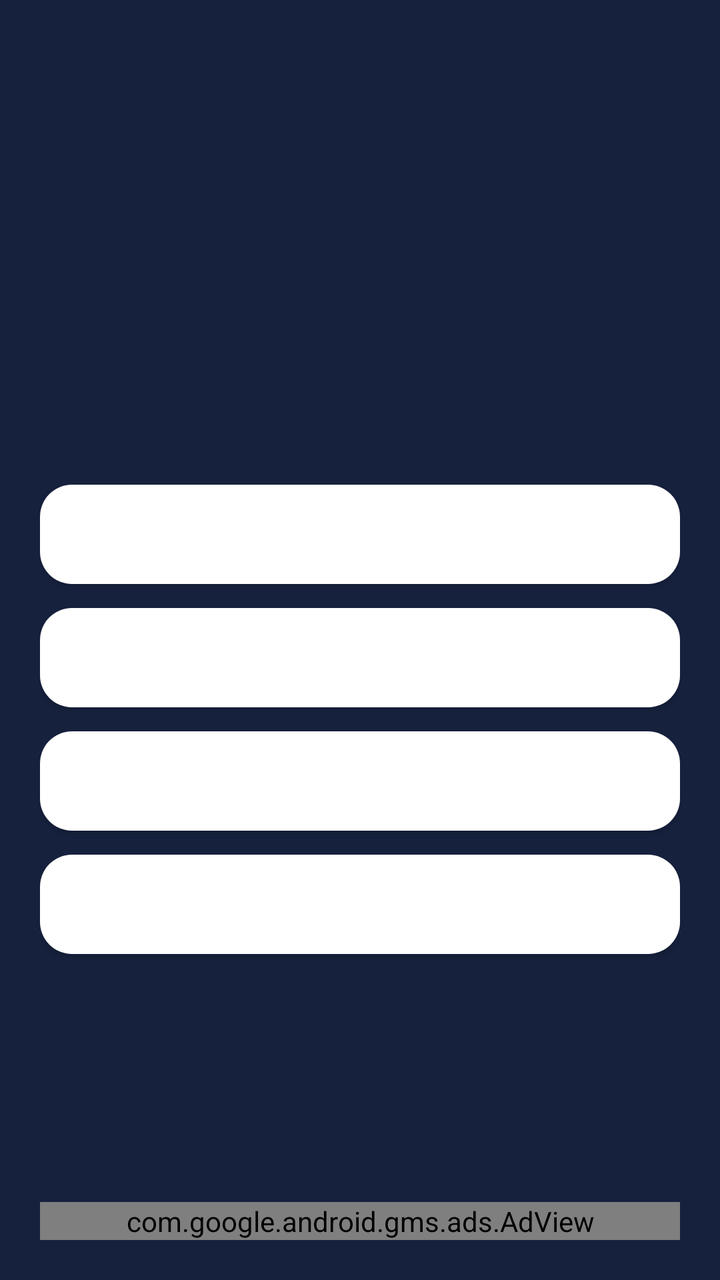
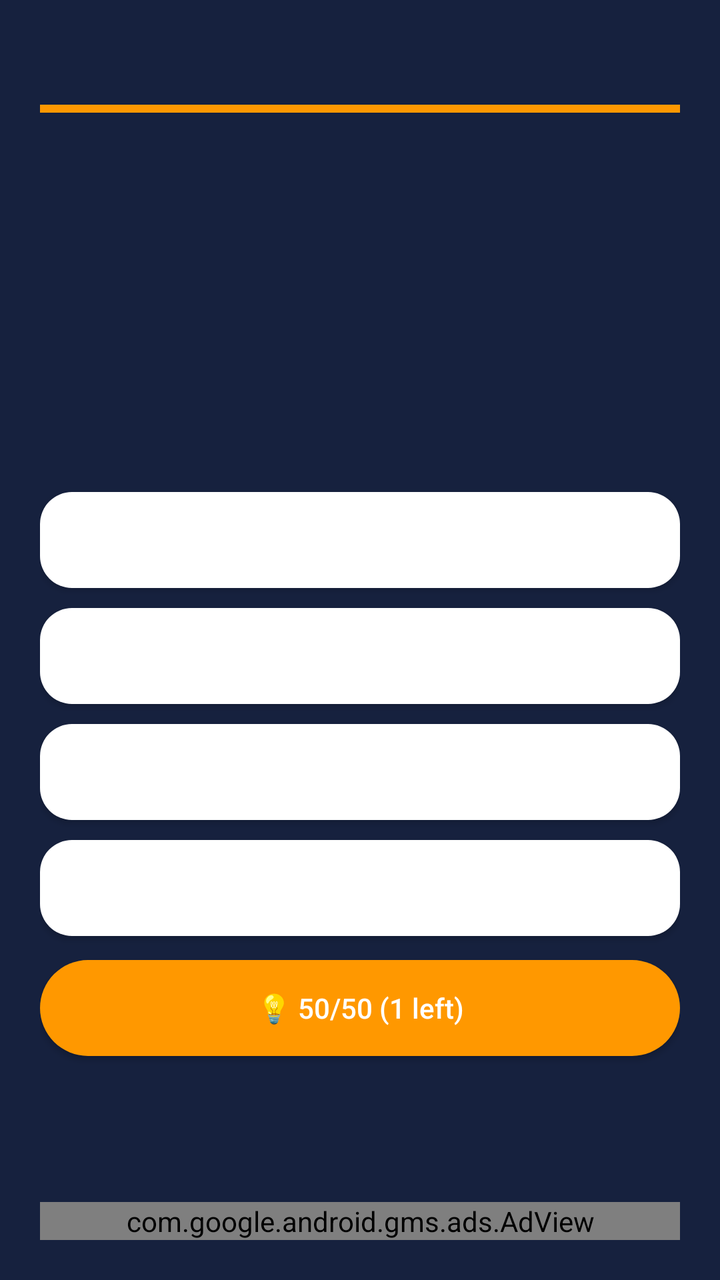

Two renders of the same Android screen: before a commit and after it. Below are the layout's source before the change and the commit's diff.
<!-- AndroidManifest.xml: application theme android:Theme.Material.Light.NoActionBar -->
<!-- res/layout/activity_quiz.xml -->
<?xml version="1.0" encoding="utf-8"?>
<LinearLayout xmlns:android="http://schemas.android.com/apk/res/android"
    xmlns:ads="http://schemas.android.com/apk/res-auto"
    android:layout_width="match_parent"
    android:layout_height="match_parent"
    android:orientation="vertical"
    android:background="@color/bg"
    android:padding="20dp">

    <LinearLayout
        android:layout_width="match_parent"
        android:layout_height="wrap_content"
        android:orientation="horizontal">

        <TextView
            android:id="@+id/tvProgress"
            android:layout_width="0dp"
            android:layout_height="wrap_content"
            android:layout_weight="1"
            android:textSize="15sp"
            android:textColor="@color/text" />

        <TextView
            android:id="@+id/tvScore"
            android:layout_width="wrap_content"
            android:layout_height="wrap_content"
            android:textSize="15sp"
            android:textStyle="bold"
            android:textColor="@color/accent" />
    </LinearLayout>

    <TextView
        android:id="@+id/tvQuestion"
        android:layout_width="match_parent"
        android:layout_height="wrap_content"
        android:minHeight="170dp"
        android:gravity="center"
        android:textSize="23sp"
        android:textStyle="bold"
        android:textColor="@color/white"
        android:layout_marginTop="16dp" />

    <Button
        android:id="@+id/btnOpt1"
        android:layout_width="match_parent"
        android:layout_height="wrap_content"
        android:layout_marginTop="16dp"
        android:padding="14dp"
        android:textSize="16sp"
        android:textAllCaps="false"
        android:textColor="@color/dark"
        android:background="@drawable/bg_option" />

    <Button
        android:id="@+id/btnOpt2"
        android:layout_width="match_parent"
        android:layout_height="wrap_content"
        android:layout_marginTop="12dp"
        android:padding="14dp"
        android:textSize="16sp"
        android:textAllCaps="false"
        android:textColor="@color/dark"
        android:background="@drawable/bg_option" />

    <Button
        android:id="@+id/btnOpt3"
        android:layout_width="match_parent"
        android:layout_height="wrap_content"
        android:layout_marginTop="12dp"
        android:padding="14dp"
        android:textSize="16sp"
        android:textAllCaps="false"
        android:textColor="@color/dark"
        android:background="@drawable/bg_option" />

    <Button
        android:id="@+id/btnOpt4"
        android:layout_width="match_parent"
        android:layout_height="wrap_content"
        android:layout_marginTop="12dp"
        android:padding="14dp"
        android:textSize="16sp"
        android:textAllCaps="false"
        android:textColor="@color/dark"
        android:background="@drawable/bg_option" />

    <Space android:layout_width="match_parent" android:layout_height="0dp" android:layout_weight="1"/>

    <com.google.android.gms.ads.AdView
        android:id="@+id/adView"
        android:layout_width="match_parent"
        android:layout_height="wrap_content"
        ads:adSize="BANNER"
        ads:adUnitId="ca-app-pub-3940256099942544/6300978111" />
</LinearLayout>
<!-- resources referenced by this layout -->
<resources>
  <color name="accent">#FF9800</color>
  <color name="bg">#16213E</color>
  <color name="dark">#1B2A4A</color>
  <color name="text">#B0BEC5</color>
  <color name="white">#FFFFFF</color>
  <!-- drawable bg_option (drawable) -->
  <?xml version="1.0" encoding="utf-8"?>
  <shape xmlns:android="http://schemas.android.com/apk/res/android">
      <solid android:color="#FFFFFF" />
      <corners android:radius="16dp" />
  </shape>
</resources>

<!-- the commit's change to res/layout/activity_quiz.xml (unified diff, before → after) -->
@@ -1,6 +1,7 @@
 <?xml version="1.0" encoding="utf-8"?>
 <LinearLayout xmlns:android="http://schemas.android.com/apk/res/android"
     xmlns:ads="http://schemas.android.com/apk/res-auto"
+    android:id="@+id/root"
     android:layout_width="match_parent"
     android:layout_height="match_parent"
     android:orientation="vertical"
@@ -29,24 +30,43 @@
             android:textColor="@color/accent" />
     </LinearLayout>
 
+    <ProgressBar
+        android:id="@+id/progressBar"
+        style="?android:attr/progressBarStyleHorizontal"
+        android:layout_width="match_parent"
+        android:layout_height="wrap_content"
+        android:layout_marginTop="6dp"
+        android:max="100"
+        android:progress="100"
+        android:progressTint="@color/accent" />
+
+    <TextView
+        android:id="@+id/tvTimer"
+        android:layout_width="wrap_content"
+        android:layout_height="wrap_content"
+        android:layout_gravity="center"
+        android:layout_marginTop="4dp"
+        android:textSize="13sp"
+        android:textStyle="bold" />
+
     <TextView
         android:id="@+id/tvQuestion"
         android:layout_width="match_parent"
         android:layout_height="wrap_content"
-        android:minHeight="170dp"
+        android:minHeight="140dp"
         android:gravity="center"
-        android:textSize="23sp"
+        android:textSize="22sp"
         android:textStyle="bold"
         android:textColor="@color/white"
-        android:layout_marginTop="16dp" />
+        android:layout_marginTop="10dp" />
 
     <Button
         android:id="@+id/btnOpt1"
         android:layout_width="match_parent"
         android:layout_height="wrap_content"
-        android:layout_marginTop="16dp"
-        android:padding="14dp"
-        android:textSize="16sp"
+        android:layout_marginTop="12dp"
+        android:padding="13dp"
+        android:textSize="15sp"
         android:textAllCaps="false"
         android:textColor="@color/dark"
         android:background="@drawable/bg_option" />
@@ -55,9 +75,9 @@
         android:id="@+id/btnOpt2"
         android:layout_width="match_parent"
         android:layout_height="wrap_content"
-        android:layout_marginTop="12dp"
-        android:padding="14dp"
-        android:textSize="16sp"
+        android:layout_marginTop="10dp"
+        android:padding="13dp"
+        android:textSize="15sp"
         android:textAllCaps="false"
         android:textColor="@color/dark"
         android:background="@drawable/bg_option" />
@@ -66,9 +86,9 @@
         android:id="@+id/btnOpt3"
         android:layout_width="match_parent"
         android:layout_height="wrap_content"
-        android:layout_marginTop="12dp"
-        android:padding="14dp"
-        android:textSize="16sp"
+        android:layout_marginTop="10dp"
+        android:padding="13dp"
+        android:textSize="15sp"
         android:textAllCaps="false"
         android:textColor="@color/dark"
         android:background="@drawable/bg_option" />
@@ -77,14 +97,30 @@
         android:id="@+id/btnOpt4"
         android:layout_width="match_parent"
         android:layout_height="wrap_content"
-        android:layout_marginTop="12dp"
-        android:padding="14dp"
-        android:textSize="16sp"
+        android:layout_marginTop="10dp"
+        android:padding="13dp"
+        android:textSize="15sp"
         android:textAllCaps="false"
         android:textColor="@color/dark"
         android:background="@drawable/bg_option" />
 
-    <Space android:layout_width="match_parent" android:layout_height="0dp" android:layout_weight="1"/>
+    <Button
+        android:id="@+id/btnHint"
+        android:layout_width="match_parent"
+        android:layout_height="wrap_content"
+        android:layout_marginTop="12dp"
+        android:padding="12dp"
+        android:text="💡 50/50 (1 left)"
+        android:textSize="14sp"
+        android:textAllCaps="false"
+        android:textColor="@color/white"
+        android:background="@drawable/bg_button" />
+
+    <Space
+        android:layout_width="match_parent"
+        android:layout_height="0dp"
+        android:layout_weight="1"
+        android:minHeight="10dp"/>
 
     <com.google.android.gms.ads.AdView
         android:id="@+id/adView"
<!-- resource entries referenced after the edit -->
@@ -5,6 +5,12 @@
   <color name="dark">#1B2A4A</color>
   <color name="text">#B0BEC5</color>
   <color name="white">#FFFFFF</color>
+  <!-- drawable bg_button (drawable) -->
+  <?xml version="1.0" encoding="utf-8"?>
+  <shape xmlns:android="http://schemas.android.com/apk/res/android">
+      <solid android:color="@color/accent" />
+      <corners android:radius="28dp" />
+  </shape>
   <!-- drawable bg_option (drawable) -->
   <?xml version="1.0" encoding="utf-8"?>
   <shape xmlns:android="http://schemas.android.com/apk/res/android">
